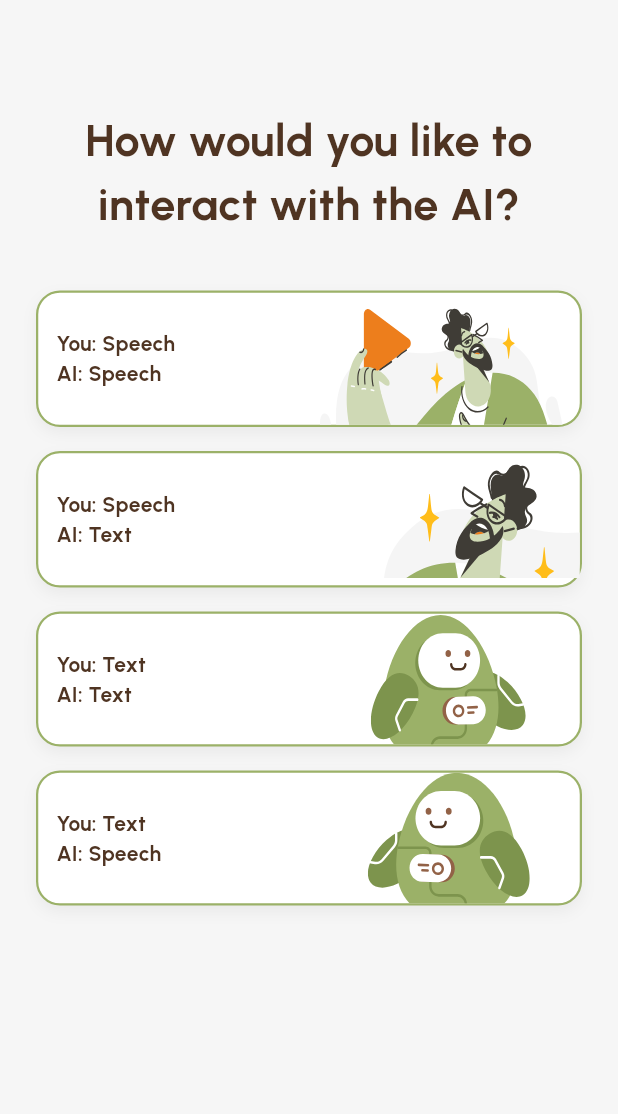
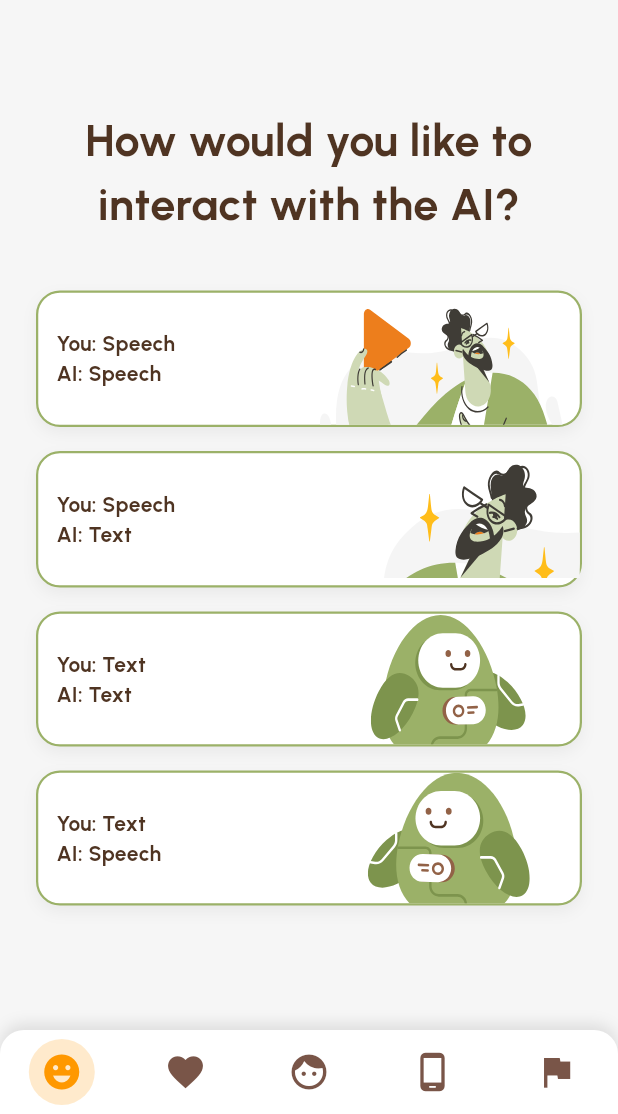
Before and after one commit to KaylaSyahma/Aimi, a Flutter app: the screen it shows after launch, on a phone screen of 412 x 824 dp, the part 122-1236 px from its top. Run offline on Flutter 3.47's test engine with Material 3 defaults, Android fonts, the phone set to English and light mode, and no system bars; our stand-ins replace flutter_svg, fluttertoast.

Commit message:
bottom navbar home

```diff
--- a/lib/main.dart
+++ b/lib/main.dart
@@ -6,7 +6,6 @@ import 'package:finpro_11/ui/chat/chat_screen.dart';
 import 'package:finpro_11/ui/home.dart';
 import 'package:finpro_11/ui/onBoarding/get_started.dart';
 import 'package:finpro_11/ui/onBoarding/onBoarding_screen.dart';
-import 'package:finpro_11/ui/splash/splash_screen.dart';
 import 'package:flutter/material.dart';
 
 void main() {
--- a/lib/ui/assessment/components/emotion_slider.dart
+++ b/lib/ui/assessment/components/emotion_slider.dart
@@ -42,11 +42,11 @@ class EmotionSlider extends StatelessWidget {
                 fontSize: 20
               ),
               ),
-              SizedBox(height: 8,),
+              const SizedBox(height: 8,),
               Row(
                 children: [
                   Icon(icon, color: isActive ? primaryColor : Colors.grey, size: 16,),
-                  SizedBox(width: 5,),
+                  const SizedBox(width: 5,),
                   Text(subText, style: TextStyle(
                 color: isActive ? primaryColor : Colors.grey,
                 fontWeight: FontWeight.bold,
--- a/lib/ui/assessment/sleep_quality.dart
+++ b/lib/ui/assessment/sleep_quality.dart
@@ -93,7 +93,7 @@ class _SleepQualityState extends State<SleepQuality> {
                   ),
                 ),
               ),
-              SizedBox(height: 70,),
+              const SizedBox(height: 70,),
               ElevatedButton(
                 style: ElevatedButton.styleFrom(
                 backgroundColor: primaryColor,
--- a/lib/ui/home.dart
+++ b/lib/ui/home.dart
@@ -2,8 +2,64 @@ import 'package:finpro_11/ui/chat/chat_screen.dart';
 import 'package:flutter/material.dart';
 import 'package:flutter_svg/flutter_svg.dart';
 
-class Home extends StatelessWidget {
+class Home extends StatefulWidget {
   const Home({super.key});
+
+  @override
+  State<Home> createState() => _HomeState();
+}
+
+class _HomeState extends State<Home> {
+  int _selectedIndex = 0;
+
+void _onItemTapped(int index) {
+  setState(() {
+    _selectedIndex = index;
+  });
+
+  switch (index) {
+    case 0:
+      // Home Screen
+      Navigator.push(
+        context,
+        MaterialPageRoute(builder: (context) => const Home()), // Sesuaikan dengan nama layar Home Anda
+      );
+      break;
+
+    case 1:
+      // // Favorite Screen
+      // Navigator.push(
+      //   context,
+      //   // MaterialPageRoute(builder: (context) => const FavoriteScreen()),
+      // );
+      // break;
+
+    case 2:
+      // Chat Screen
+      Navigator.push(
+        context,
+        MaterialPageRoute(builder: (context) => const ChatScreen()),
+      );
+      break;
+
+    // case 3:
+    //   // Device Screen
+    //   Navigator.push(
+    //     context,
+    //     MaterialPageRoute(builder: (context) => const DeviceScreen()),
+    //   );
+    //   break;
+
+    // case 4:
+    //   // Flag Screen
+    //   Navigator.push(
+    //     context,
+    //     MaterialPageRoute(builder: (context) => const FlagScreen()),
+    //   );
+    //   break;
+  }
+}
+
 
   @override
   Widget build(BuildContext context) {
@@ -81,11 +137,76 @@ class Home extends StatelessWidget {
                 const SizedBox(height: 16),
                 _cardOption(context, "You: Text\nAI: Speech", 'assets/images/cad4.svg'),
                 const SizedBox(height: 16),
-
               ],
             ),
           ),
         ),
+      ),
+      bottomNavigationBar: Container(
+        decoration: BoxDecoration(
+          color: Colors.white,
+          borderRadius: const BorderRadius.only(
+            topLeft: Radius.circular(16),
+            topRight: Radius.circular(16),
+          ),
+          boxShadow: [
+            BoxShadow(
+              color: Colors.black.withOpacity(0.1),
+              blurRadius: 8,
+              offset: const Offset(0, -4),
+            ),
+          ],
+        ),
+        child: BottomNavigationBar(
+          currentIndex: _selectedIndex,
+          onTap: _onItemTapped,
+          backgroundColor: Colors.transparent,
+          elevation: 0,
+          type: BottomNavigationBarType.fixed,
+          selectedFontSize: 0,
+          unselectedFontSize: 0,
+          items: [
+            BottomNavigationBarItem(
+              icon: _buildIcon(0, Icons.emoji_emotions, Colors.brown),
+
+              label: '',
+            ),
+            BottomNavigationBarItem(
+              icon: _buildIcon(1, Icons.favorite, Colors.brown),
+              label: '',
+            ),
+            BottomNavigationBarItem(
+              icon: _buildIcon(2, Icons.face, Colors.brown),
+              label: '',
+            ),
+            BottomNavigationBarItem(
+              icon: _buildIcon(3, Icons.phone_android_rounded, Colors.brown),
+              label: '',
+            ),
+            BottomNavigationBarItem(
+              icon: _buildIcon(4, Icons.flag, Colors.brown),
+              label: '',
+            ),
+          ],
+        ),
+      ),
+    );
+  }
+
+  Widget _buildIcon(int index, IconData icon, Color color) {
+    bool isSelected = _selectedIndex == index;
+    return Container(
+      decoration: isSelected
+          ? BoxDecoration(
+              color: Colors.orange.withOpacity(0.2),
+              shape: BoxShape.circle,
+            )
+          : null,
+      padding: const EdgeInsets.all(8),
+      child: Icon(
+        icon,
+        color: isSelected ? Colors.orange : color,
+        size: 28,
       ),
     );
   }
@@ -93,20 +214,19 @@ class Home extends StatelessWidget {
   GestureDetector _cardOption(BuildContext context, String text, String image) {
     return GestureDetector(
       onTap: () {
-                  // Aksi ketika di-tap, pindah ke ChatScreen
           Navigator.push(
           context,
-                    MaterialPageRoute(
-                        builder: (context) => const ChatScreen()),
+          MaterialPageRoute(builder: (context) => const ChatScreen()), // Ganti dengan ChatScreen
         );
       },
       child: Container(
-                  // padding: const EdgeInsets.all(12),
         decoration: BoxDecoration(
           color: Colors.white,
           borderRadius: BorderRadius.circular(16),
           border: Border.all(
-                        color: const Color(0xFF9BB168), width: 1.5),
+            color: const Color(0xFF9BB168),
+            width: 1.5,
+          ),
           boxShadow: [
             BoxShadow(
               color: Colors.black.withOpacity(0.05),
@@ -131,9 +251,6 @@ class Home extends StatelessWidget {
             Expanded(
               child: SvgPicture.asset(
                 image,
-                          // width: 53, // Atur sesuai keinginan
-                          // height: 53, // Sesuaikan dengan kotak
-                          // fit: BoxFit.cover,
               ),
             ),
           ],
```
Also changed, not shown: lib/ui/chat/chat_screen.dart (+11 -2 lines). Lines whose indentation alone changed are shown as unchanged.
